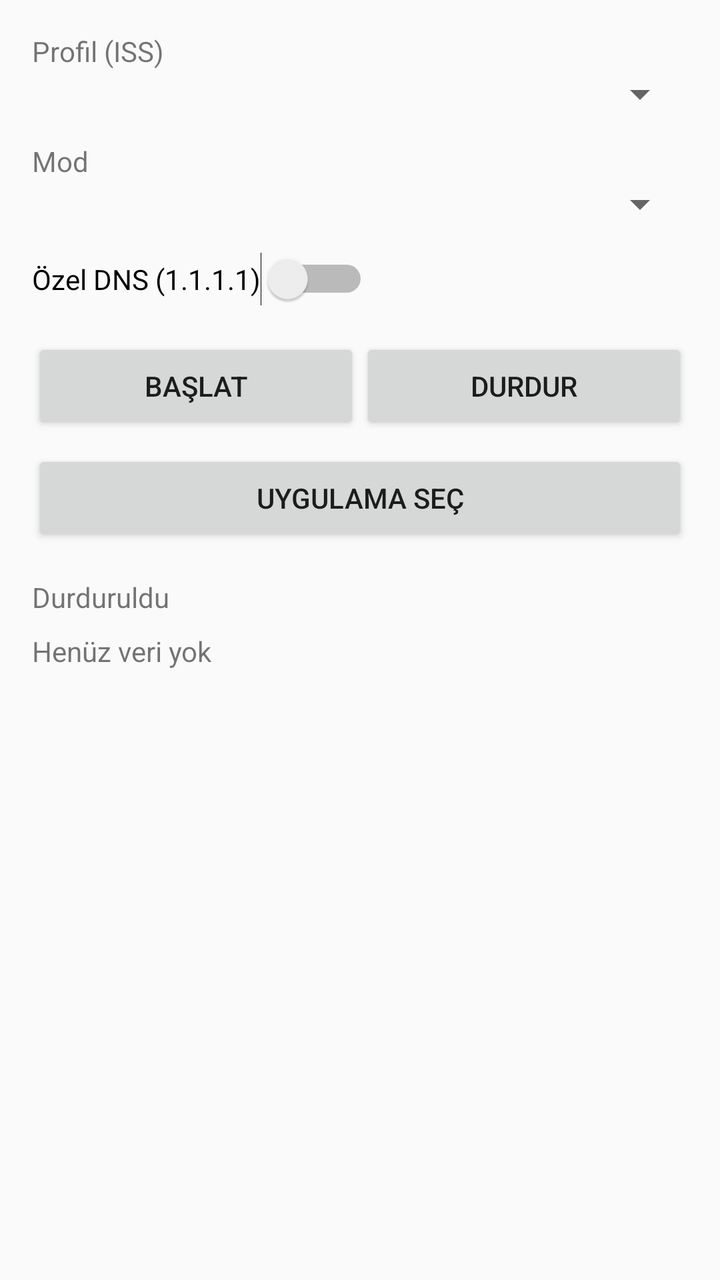
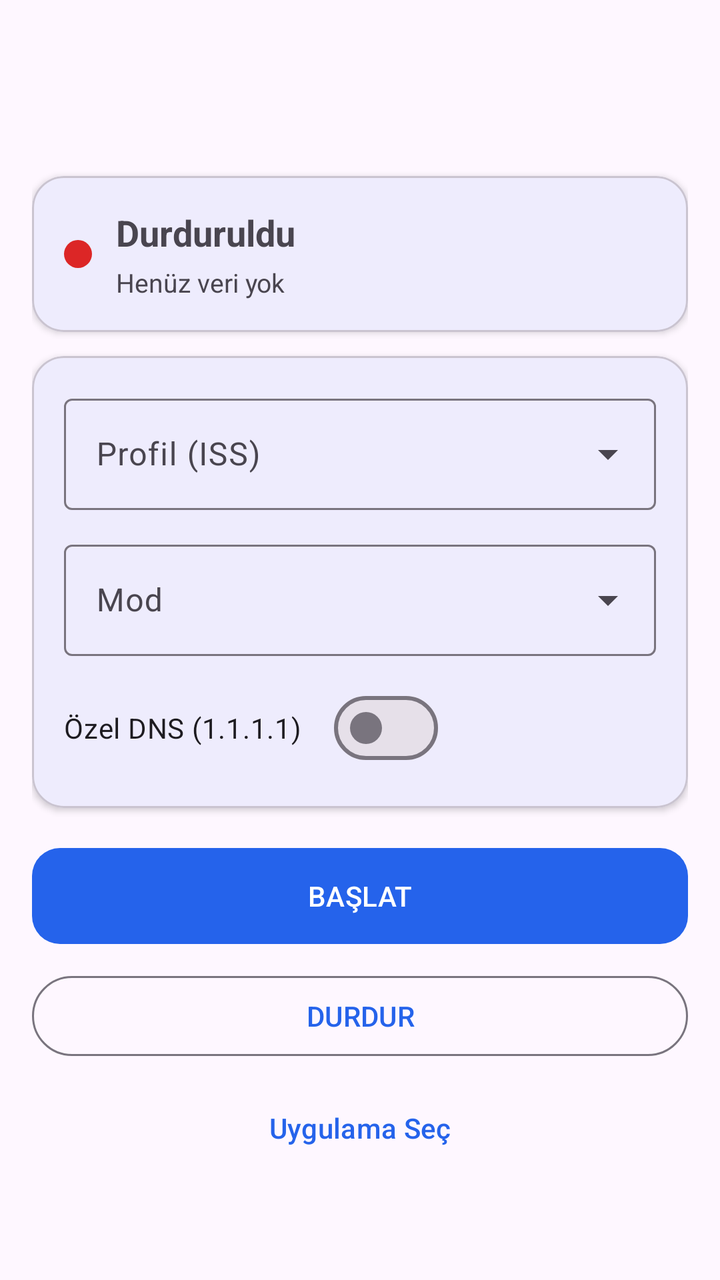

Screens rendered from an Android XML layout before and after an edit, with the pre-edit source and the edit as a unified diff.
<!-- AndroidManifest.xml: application theme Theme.DpiVpn -->
<!-- res/layout/activity_main.xml -->
<?xml version="1.0" encoding="utf-8"?>
<LinearLayout xmlns:android="http://schemas.android.com/apk/res/android"
    android:layout_width="match_parent"
    android:layout_height="match_parent"
    android:orientation="vertical"
    android:padding="16dp">

    <TextView
        android:layout_width="wrap_content"
        android:layout_height="wrap_content"
        android:text="@string/profile_label" />

    <Spinner
        android:id="@+id/profileSpinner"
        android:layout_width="match_parent"
        android:layout_height="wrap_content" />

    <TextView
        android:layout_width="wrap_content"
        android:layout_height="wrap_content"
        android:layout_marginTop="12dp"
        android:text="@string/mode_label" />

    <Spinner
        android:id="@+id/modeSpinner"
        android:layout_width="match_parent"
        android:layout_height="wrap_content" />

    <Switch
        android:id="@+id/dnsSwitch"
        android:layout_width="wrap_content"
        android:layout_height="wrap_content"
        android:layout_marginTop="12dp"
        android:text="@string/dns_label" />

    <LinearLayout
        android:layout_width="match_parent"
        android:layout_height="wrap_content"
        android:layout_marginTop="16dp"
        android:orientation="horizontal">

        <Button
            android:id="@+id/startButton"
            android:layout_width="0dp"
            android:layout_height="wrap_content"
            android:layout_weight="1"
            android:text="@string/start" />

        <Button
            android:id="@+id/stopButton"
            android:layout_width="0dp"
            android:layout_height="wrap_content"
            android:layout_weight="1"
            android:text="@string/stop" />
    </LinearLayout>

    <Button
        android:id="@+id/pickAppsButton"
        android:layout_width="match_parent"
        android:layout_height="wrap_content"
        android:layout_marginTop="8dp"
        android:text="@string/pick_apps" />

    <TextView
        android:id="@+id/statusText"
        android:layout_width="wrap_content"
        android:layout_height="wrap_content"
        android:layout_marginTop="16dp"
        android:text="@string/status_stopped" />

    <TextView
        android:id="@+id/statsText"
        android:layout_width="wrap_content"
        android:layout_height="wrap_content"
        android:layout_marginTop="8dp"
        android:text="@string/stats_empty" />
</LinearLayout>
<!-- resources referenced by this layout -->
<resources>
  <string name="dns_label">Özel DNS (1.1.1.1)</string>
  <string name="mode_label">Mod</string>
  <string name="pick_apps">Uygulama Seç</string>
  <string name="profile_label">Profil (ISS)</string>
  <string name="start">BAŞLAT</string>
  <string name="stats_empty">Henüz veri yok</string>
  <string name="status_stopped">Durduruldu</string>
  <string name="stop">DURDUR</string>
  <style name="Theme.DpiVpn" parent="Theme.AppCompat.Light.DarkActionBar" />
</resources>

<!-- the commit's change to res/layout/activity_main.xml (unified diff, before → after) -->
@@ -1,77 +1,140 @@
 <?xml version="1.0" encoding="utf-8"?>
-<LinearLayout xmlns:android="http://schemas.android.com/apk/res/android"
+<ScrollView xmlns:android="http://schemas.android.com/apk/res/android"
+    xmlns:app="http://schemas.android.com/apk/res-auto"
     android:layout_width="match_parent"
     android:layout_height="match_parent"
-    android:orientation="vertical"
-    android:padding="16dp">
-
-    <TextView
-        android:layout_width="wrap_content"
-        android:layout_height="wrap_content"
-        android:text="@string/profile_label" />
-
-    <Spinner
-        android:id="@+id/profileSpinner"
-        android:layout_width="match_parent"
-        android:layout_height="wrap_content" />
-
-    <TextView
-        android:layout_width="wrap_content"
-        android:layout_height="wrap_content"
-        android:layout_marginTop="12dp"
-        android:text="@string/mode_label" />
-
-    <Spinner
-        android:id="@+id/modeSpinner"
-        android:layout_width="match_parent"
-        android:layout_height="wrap_content" />
-
-    <Switch
-        android:id="@+id/dnsSwitch"
-        android:layout_width="wrap_content"
-        android:layout_height="wrap_content"
-        android:layout_marginTop="12dp"
-        android:text="@string/dns_label" />
+    android:fillViewport="true">
 
     <LinearLayout
         android:layout_width="match_parent"
         android:layout_height="wrap_content"
-        android:layout_marginTop="16dp"
-        android:orientation="horizontal">
+        android:orientation="vertical"
+        android:padding="16dp">
 
-        <Button
+        <com.google.android.material.appbar.MaterialToolbar
+            android:layout_width="match_parent"
+            android:layout_height="wrap_content"
+            android:title="@string/app_name"
+            app:titleCentered="true"
+            style="@style/Widget.Material3.Toolbar.Surface" />
+
+        <com.google.android.material.card.MaterialCardView
+            android:layout_width="match_parent"
+            android:layout_height="wrap_content"
+            android:layout_marginTop="8dp"
+            app:cardCornerRadius="16dp"
+            app:cardElevation="2dp">
+
+            <LinearLayout
+                android:layout_width="match_parent"
+                android:layout_height="wrap_content"
+                android:orientation="horizontal"
+                android:padding="16dp"
+                android:gravity="center_vertical">
+
+                <View
+                    android:id="@+id/statusDot"
+                    android:layout_width="14dp"
+                    android:layout_height="14dp"
+                    android:background="@drawable/dot_red" />
+
+                <LinearLayout
+                    android:layout_width="0dp"
+                    android:layout_height="wrap_content"
+                    android:layout_weight="1"
+                    android:layout_marginStart="12dp"
+                    android:orientation="vertical">
+
+                    <TextView
+                        android:id="@+id/statusText"
+                        android:layout_width="wrap_content"
+                        android:layout_height="wrap_content"
+                        android:text="@string/status_stopped"
+                        android:textSize="18sp"
+                        android:textStyle="bold" />
+
+                    <TextView
+                        android:id="@+id/statsText"
+                        android:layout_width="wrap_content"
+                        android:layout_height="wrap_content"
+                        android:layout_marginTop="4dp"
+                        android:text="@string/stats_empty"
+                        android:textSize="13sp" />
+                </LinearLayout>
+            </LinearLayout>
+        </com.google.android.material.card.MaterialCardView>
+
+        <com.google.android.material.card.MaterialCardView
+            android:layout_width="match_parent"
+            android:layout_height="wrap_content"
+            android:layout_marginTop="12dp"
+            app:cardCornerRadius="16dp"
+            app:cardElevation="2dp">
+
+            <LinearLayout
+                android:layout_width="match_parent"
+                android:layout_height="wrap_content"
+                android:orientation="vertical"
+                android:padding="16dp">
+
+                <com.google.android.material.textfield.TextInputLayout
+                    android:layout_width="match_parent"
+                    android:layout_height="wrap_content"
+                    android:hint="@string/profile_label"
+                    style="@style/Widget.Material3.TextInputLayout.OutlinedBox.ExposedDropdownMenu">
+
+                    <AutoCompleteTextView
+                        android:id="@+id/profileDropdown"
+                        android:layout_width="match_parent"
+                        android:layout_height="wrap_content"
+                        android:inputType="none" />
+                </com.google.android.material.textfield.TextInputLayout>
+
+                <com.google.android.material.textfield.TextInputLayout
+                    android:layout_width="match_parent"
+                    android:layout_height="wrap_content"
+                    android:layout_marginTop="12dp"
+                    android:hint="@string/mode_label"
+                    style="@style/Widget.Material3.TextInputLayout.OutlinedBox.ExposedDropdownMenu">
+
+                    <AutoCompleteTextView
+                        android:id="@+id/modeDropdown"
+                        android:layout_width="match_parent"
+                        android:layout_height="wrap_content"
+                        android:inputType="none" />
+                </com.google.android.material.textfield.TextInputLayout>
+
+                <com.google.android.material.materialswitch.MaterialSwitch
+                    android:id="@+id/dnsSwitch"
+                    android:layout_width="wrap_content"
+                    android:layout_height="wrap_content"
+                    android:layout_marginTop="12dp"
+                    android:text="@string/dns_label" />
+            </LinearLayout>
+        </com.google.android.material.card.MaterialCardView>
+
+        <com.google.android.material.button.MaterialButton
             android:id="@+id/startButton"
-            android:layout_width="0dp"
+            android:layout_width="match_parent"
+            android:layout_height="56dp"
+            android:layout_marginTop="16dp"
+            android:text="@string/start"
+            app:cornerRadius="14dp" />
+
+        <com.google.android.material.button.MaterialButton
+            android:id="@+id/stopButton"
+            android:layout_width="match_parent"
             android:layout_height="wrap_content"
-            android:layout_weight="1"
-            android:text="@string/start" />
+            android:layout_marginTop="8dp"
+            android:text="@string/stop"
+            style="@style/Widget.Material3.Button.OutlinedButton" />
 
-        <Button
-            android:id="@+id/stopButton"
-            android:layout_width="0dp"
+        <com.google.android.material.button.MaterialButton
+            android:id="@+id/pickAppsButton"
+            android:layout_width="match_parent"
             android:layout_height="wrap_content"
-            android:layout_weight="1"
-            android:text="@string/stop" />
+            android:layout_marginTop="8dp"
+            android:text="@string/pick_apps"
+            style="@style/Widget.Material3.Button.TextButton" />
     </LinearLayout>
-
-    <Button
-        android:id="@+id/pickAppsButton"
-        android:layout_width="match_parent"
-        android:layout_height="wrap_content"
-        android:layout_marginTop="8dp"
-        android:text="@string/pick_apps" />
-
-    <TextView
-        android:id="@+id/statusText"
-        android:layout_width="wrap_content"
-        android:layout_height="wrap_content"
-        android:layout_marginTop="16dp"
-        android:text="@string/status_stopped" />
-
-    <TextView
-        android:id="@+id/statsText"
-        android:layout_width="wrap_content"
-        android:layout_height="wrap_content"
-        android:layout_marginTop="8dp"
-        android:text="@string/stats_empty" />
-</LinearLayout>
+</ScrollView>
<!-- resource entries referenced after the edit -->
@@ -1,5 +1,12 @@
 <!-- resources referenced by this layout -->
 <resources>
+  <!-- drawable dot_red (drawable) -->
+  <?xml version="1.0" encoding="utf-8"?>
+  <shape xmlns:android="http://schemas.android.com/apk/res/android" android:shape="oval">
+      <solid android:color="#DC2626" />
+      <size android:width="14dp" android:height="14dp" />
+  </shape>
+  <string name="app_name">DPI VPN</string>
   <string name="dns_label">Özel DNS (1.1.1.1)</string>
   <string name="mode_label">Mod</string>
   <string name="pick_apps">Uygulama Seç</string>
@@ -8,6 +15,10 @@
   <string name="stats_empty">Henüz veri yok</string>
   <string name="status_stopped">Durduruldu</string>
   <string name="stop">DURDUR</string>
-  <style name="Theme.DpiVpn" parent="Theme.AppCompat.Light.DarkActionBar" />
+  <style name="Theme.DpiVpn" parent="Theme.Material3.DayNight.NoActionBar">
+          <item name="colorPrimary">#2563EB</item>
+          <item name="colorOnPrimary">#FFFFFF</item>
+          <item name="colorSecondaryContainer">#DBEAFE</item>
+      </style>
 </resources>
 
